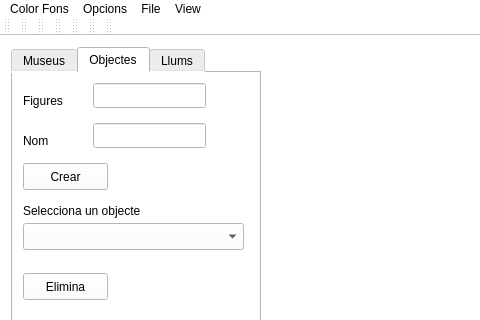
The window that uigc2.ui (ertgumil/museum) describes before a commit, drawn with Qt 5; both pictures show x 0 to 480 and y 0 to 320 of the 892 by 578 pixel window.
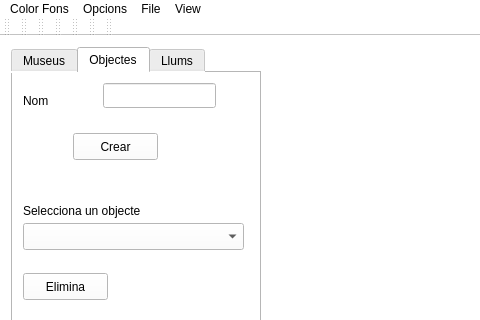
The same window after the commit. Custom widgets are drawn as their Qt base class.

```diff
--- a/uigc2.ui
+++ b/uigc2.ui
@@ -91,21 +91,11 @@
          <attribute name="title">
           <string>Objectes</string>
          </attribute>
-         <widget class="QLineEdit" name="pathEdit">
-          <property name="geometry">
-           <rect>
-            <x>80</x>
-            <y>10</y>
-            <width>113</width>
-            <height>25</height>
-           </rect>
-          </property>
-         </widget>
          <widget class="QPushButton" name="createNewObjectButton">
           <property name="geometry">
            <rect>
-            <x>10</x>
-            <y>90</y>
+            <x>60</x>
+            <y>60</y>
             <width>85</width>
             <height>27</height>
            </rect>
@@ -114,24 +104,11 @@
            <string>Crear</string>
           </property>
          </widget>
-         <widget class="QLabel" name="pathLabel">
-          <property name="geometry">
-           <rect>
-            <x>10</x>
-            <y>20</y>
-            <width>58</width>
-            <height>15</height>
-           </rect>
-          </property>
-          <property name="text">
-           <string>Figures</string>
-          </property>
-         </widget>
          <widget class="QLineEdit" name="nameEdit">
           <property name="geometry">
            <rect>
-            <x>80</x>
-            <y>50</y>
+            <x>90</x>
+            <y>10</y>
             <width>113</width>
             <height>25</height>
            </rect>
@@ -141,7 +118,7 @@
           <property name="geometry">
            <rect>
             <x>10</x>
-            <y>60</y>
+            <y>20</y>
             <width>58</width>
             <height>15</height>
            </rect>
```
Left out of the diff: 2 changed lines with no effect on the pictures.
